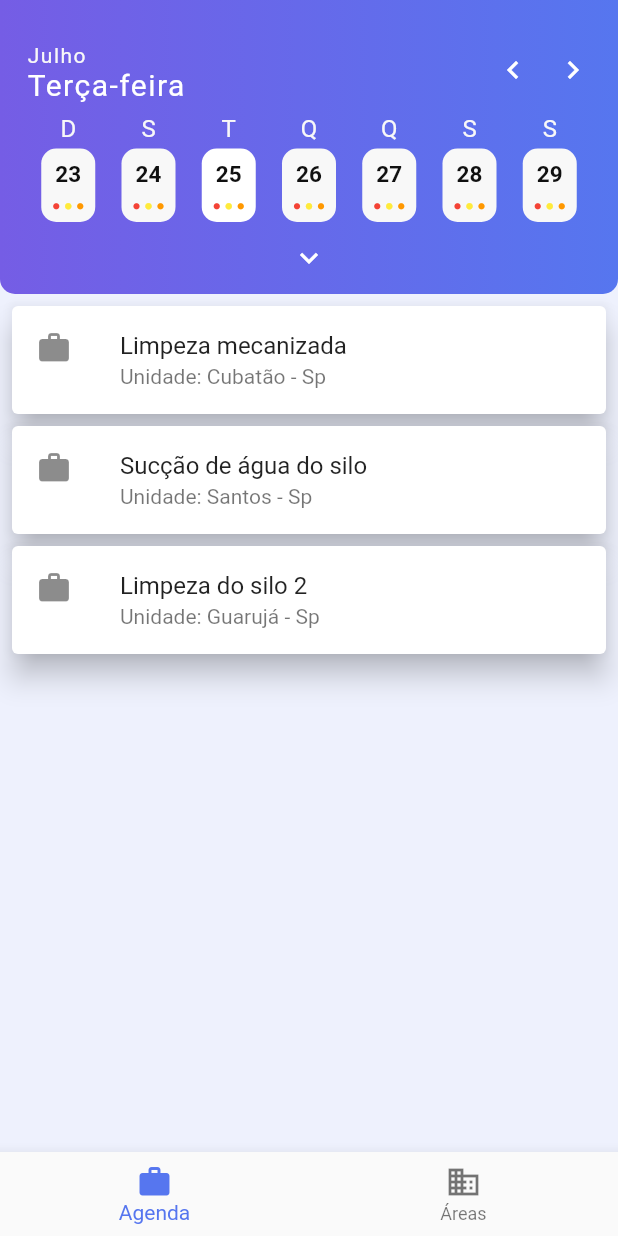
After one commit to GabrielCotrim/smart_rdo, a Flutter app: the HomeScreen screen opened directly, after a tap on "Sucção de água do silo", on a phone screen of 412 x 824 dp. The commit adds this screen. Run offline on Flutter 3.47's test engine with Material 2 defaults, Android fonts, the phone set to English and light mode, and no system bars; our stand-ins replace bloc, equatable, flutter_bloc, image_picker; statements that could not run were skipped.

Commit message:
master - Separa screens

```diff
--- /dev/null
+++ b/lib/screens/agenda_screen.dart
@@ -0,0 +1,77 @@
+import 'package:flutter/cupertino.dart';
+import 'package:flutter/material.dart';
+import 'package:smart_rdo/CheckList/checklist_screen.dart';
+import 'package:smart_rdo/widgets/calendario.dart';
+import '../CheckList/checklist_screen.dart';
+
+
+class AgendaScreen extends StatelessWidget{
+
+  @override
+  Widget build(BuildContext context) {
+    return Column(
+      mainAxisAlignment: MainAxisAlignment.start,
+      children: <Widget>[
+        Calendario(),
+        ListView(
+          scrollDirection: Axis.vertical,
+          shrinkWrap: true,
+          padding: EdgeInsets.all(4.0),
+          children: <Widget>[
+            Card(
+              color: Colors.white,
+              elevation: 8.0,
+              child: Column(
+                mainAxisSize: MainAxisSize.min,
+                children: <Widget>[
+                  ListTile(
+                    leading: Icon(Icons.work),
+                    title: Text('Limpeza mecanizada'),
+                    subtitle: Text('Unidade: Cubatão - Sp'),
+                    onTap: (){
+                      Navigator.push(
+                        context,
+                        MaterialPageRoute(
+                            builder: (context) => CheckListPage()),
+                      );
+                    },
+                  )
+                ],
+              ),
+            ),
+            Card(
+              color: Colors.white,
+              elevation: 8.0,
+              child: Column(
+                mainAxisSize: MainAxisSize.min,
+                children: <Widget>[
+                  ListTile(
+                    leading: Icon(Icons.work),
+                    title: Text('Sucção de água do silo'),
+                    subtitle: Text('Unidade: Santos - Sp'),
+                    onTap: (){},
+                  )
+                ],
+              ),
+            ),
+            Card(
+              color: Colors.white,
+              elevation: 8.0,
+              child: Column(
+                mainAxisSize: MainAxisSize.min,
+                children: <Widget>[
+                  ListTile(
+                    leading: Icon(Icons.work),
+                    title: Text('Limpeza do silo 2'),
+                    subtitle: Text('Unidade: Guarujá - Sp'),
+                    onTap: (){},
+                  )
+                ],
+              ),
+            ),
+          ],
+        ),
+      ],
+    );
+  }
+}
--- a/lib/screens/home_screen.dart
+++ b/lib/screens/home_screen.dart
@@ -1,78 +1,50 @@
 import 'package:flutter/cupertino.dart';
 import 'package:flutter/material.dart';
-import 'package:smart_rdo/CheckList/checklist_screen.dart';
-import 'package:smart_rdo/widgets/calendario.dart';
+import 'package:flutter/rendering.dart';
+import 'package:smart_rdo/screens/agenda_screen.dart';
 
-import '../CheckList/checklist_screen.dart';
+class HomeScreen extends StatefulWidget {
+  HomeScreen({Key key}) : super(key: key);
 
+  @override
+  _HomeScreenState createState() => _HomeScreenState();
+}
 
-class Home extends StatelessWidget{
+class _HomeScreenState extends State<HomeScreen> {
+  int _selectedIndex = 0;
+
+  void _onItemTapped(int index) {
+    setState(() {
+      _selectedIndex = index;
+    });
+  }
 
   @override
   Widget build(BuildContext context) {
-    return Column(
-      mainAxisAlignment: MainAxisAlignment.start,
-      children: <Widget>[
-        Calendario(),
-        ListView(
-          scrollDirection: Axis.vertical,
-          shrinkWrap: true,
-          padding: EdgeInsets.all(4.0),
-          children: <Widget>[
-            Card(
-              color: Colors.white,
-              elevation: 8.0,
-              child: Column(
-                mainAxisSize: MainAxisSize.min,
-                children: <Widget>[
-                  ListTile(
-                    leading: Icon(Icons.work),
-                    title: Text('Limpeza mecanizada'),
-                    subtitle: Text('Unidade: Cubatão - Sp'),
-                    onTap: (){
-                      Navigator.push(
-                        context,
-                        MaterialPageRoute(
-                            builder: (context) => CheckListPage()),
-                      );
-                    },
-                  )
-                ],
-              ),
-            ),
-            Card(
-              color: Colors.white,
-              elevation: 8.0,
-              child: Column(
-                mainAxisSize: MainAxisSize.min,
-                children: <Widget>[
-                  ListTile(
-                    leading: Icon(Icons.work),
-                    title: Text('Sucção de água do silo'),
-                    subtitle: Text('Unidade: Santos - Sp'),
-                    onTap: (){},
-                  )
-                ],
-              ),
-            ),
-            Card(
-              color: Colors.white,
-              elevation: 8.0,
-              child: Column(
-                mainAxisSize: MainAxisSize.min,
-                children: <Widget>[
-                  ListTile(
-                    leading: Icon(Icons.work),
-                    title: Text('Limpeza do silo 2'),
-                    subtitle: Text('Unidade: Guarujá - Sp'),
-                    onTap: (){},
-                  )
-                ],
-              ),
-            ),
-          ],
-        ),
-      ],
+    return Scaffold(
+      body: _pageOptions.elementAt(_selectedIndex),
+      bottomNavigationBar: BottomNavigationBar(
+        items: <BottomNavigationBarItem>[
+          BottomNavigationBarItem(
+            icon: Icon(Icons.work),
+            title: Text('Agenda'),
+          ),
+          BottomNavigationBarItem(
+            icon: Icon(Icons.business),
+            title: Text('Áreas'),
+          ),
+        ],
+        currentIndex: _selectedIndex,
+        selectedItemColor: Color(0xff5676ef),
+        onTap: _onItemTapped,
+      ),
     );
   }
+
+  List<Widget> _pageOptions = <Widget>[
+    AgendaScreen(),
+    Center(
+      child: Text('Another page'),
+    ),
+  ];
 }
--- a/lib/widgets/time_picker.dart
+++ b/lib/widgets/time_picker.dart
@@ -1,4 +1,5 @@
 import 'package:flutter/material.dart';
+import 'package:smart_rdo/app/app_theme.dart';
 
 class TimePicker extends StatefulWidget {
   TimePicker({this.timeInicial = ''});
@@ -26,7 +27,7 @@ class _TimePickerState extends State<TimePicker> {
           initialTime: TimeOfDay.now(),
           builder: (context, child) {
             return Theme(
-              data: ThemeData.light(),
+              data: AppTheme.datePickerTheme,
               child: child,
             );
           }).then((time) {
```
